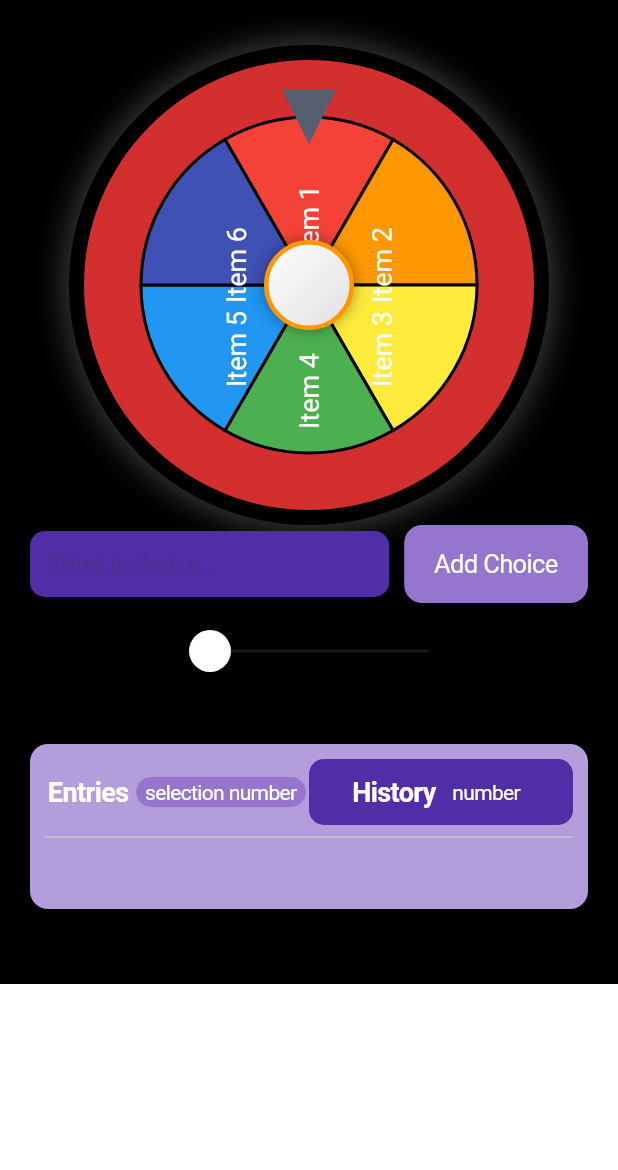
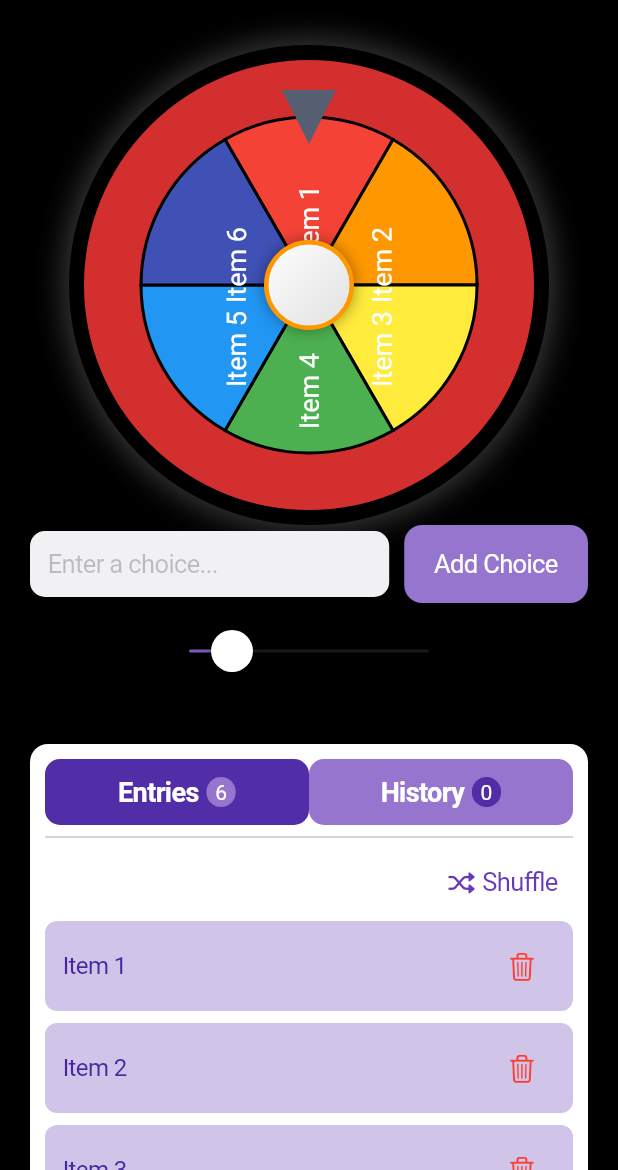
Before and after one commit to beyonce-ama/spinner, a Flutter app: the screen it shows after launch, on a phone screen of 412 x 824 dp, the part 66-1236 px from its top. Run offline on Flutter 3.47's test engine with Material 3 defaults, Android fonts, the phone set to English and light mode, and no system bars; drawn by our look-alikes of flutter_fortune_wheel.

Commit message:
added by Romel Gamboa

```diff
--- a/lib/spinner_screen.dart
+++ b/lib/spinner_screen.dart
@@ -98,6 +98,11 @@ class _SpinnerScreenState extends State<SpinnerScreen> {
     });
   }
 
+  void shuffleChoices() {
+    setState(() {
+      selections.shuffle();
+    });
+  }
 
  @override
 Widget build(BuildContext context) {
@@ -225,10 +230,11 @@ Widget build(BuildContext context) {
                 children: [
                   Expanded(
                     child: CupertinoTextField(
+                      controller: _inputController,
                       placeholder: "Enter a choice...",
                       padding: const EdgeInsets.all(12),
                       decoration: BoxDecoration(
-                        color: Colors.deepPurple.shade700,
+                        color:  const Color.fromARGB(255, 241, 240, 242),
                         borderRadius: BorderRadius.circular(10),
                       ),
                     ),
@@ -236,27 +242,31 @@ Widget build(BuildContext context) {
                   const SizedBox(width: 10),
                   CupertinoButton(
                 color: Colors.deepPurple.shade300,
-                onPressed: () {  },
+                onPressed: addChoice,
                 child: const Text("Add Choice", style: TextStyle(color: Colors.white)),
               ),
                 ],
               ),
               const SizedBox(height: 10),
               CupertinoSlider(
-                value: 1,
+                value: spinDuration.toDouble(),
                 min: 1,
                 max: 10,
                 divisions: 9,
                 activeColor: Colors.deepPurple.shade400,
-                onChanged: (double value) {  },
+                onChanged: (value) {
+                  setState(() {
+                    spinDuration = value.toInt();
+                  });
+                },
               ),
-              Text("Spin Duration: ", textAlign: TextAlign.center),
+              Text("Spin Duration: $spinDuration seconds", textAlign: TextAlign.center),
               const SizedBox(height: 10),
               Container(
                 margin: const EdgeInsets.symmetric(vertical: 10),
                 padding: const EdgeInsets.all(10),
                 decoration: BoxDecoration(
-                  color:  Colors.deepPurple.shade200,
+                  color: Colors.white,
                   borderRadius: BorderRadius.circular(12),
                   boxShadow: [
                     BoxShadow(
@@ -274,8 +284,9 @@ Widget build(BuildContext context) {
                         Expanded(
                           child: CupertinoButton(
                             padding: EdgeInsets.zero,
+                            onPressed: () => setState(() => showEntries = true),
+                                                color: showEntries ? Colors.deepPurple.shade700 : Colors.deepPurple.shade300,
                             borderRadius: BorderRadius.circular(10),
-                            onPressed: () {  },
                             child: Padding(
                               padding: const EdgeInsets.symmetric(vertical: 10),
                               child: Row(
@@ -286,20 +297,20 @@ Widget build(BuildContext context) {
                                     style: TextStyle(
                                       fontSize: 18,
                                       fontWeight: FontWeight.bold,
-                                      color: Colors.white,
+                                      color: showEntries ? Colors.white : Colors.white,
                                     ),
                                   ),
                                   const SizedBox(width: 5),
                                   Container(
                                     padding: const EdgeInsets.symmetric(horizontal: 6, vertical: 2),
                                     decoration: BoxDecoration(
-                                      color: Colors.deepPurple.shade300,
+                                      color: showEntries ? Colors.deepPurple.shade300 : Colors.deepPurple.shade700,
                                       borderRadius: BorderRadius.circular(12),
                                     ),
                                     child: Text(
-                                      "selection number",
+                                      "${selections.length}",
                                       style: TextStyle(
-                                        color:  Colors.white,
+                                        color: showEntries ? Colors.white : Colors.white,
                                         fontSize: 14,
                                       ),
                                     ),
@@ -312,9 +323,9 @@ Widget build(BuildContext context) {
                         Expanded(
                             child: CupertinoButton(
                               padding: EdgeInsets.zero,
-                              color: Colors.deepPurple.shade700,
+                              onPressed: () => setState(() => showEntries = false),
+                              color: !showEntries ? Colors.deepPurple.shade700 : Colors.deepPurple.shade300,
                               borderRadius: BorderRadius.circular(10),
-                              onPressed: () {  },
                               child: Padding(
                                 padding: const EdgeInsets.symmetric(vertical: 10),
                                 child: Row(
@@ -325,20 +336,20 @@ Widget build(BuildContext context) {
                                       style: TextStyle(
                                         fontSize: 18,
                                         fontWeight: FontWeight.bold,
-                                        color: Colors.white,
+                                        color: !showEntries ? Colors.white : Colors.white,
                                       ),
                                     ),
                                     const SizedBox(width: 5),
                                     Container(
                                       padding: const EdgeInsets.symmetric(horizontal: 6, vertical: 2),
                                       decoration: BoxDecoration(
-                                        color:  Colors.deepPurple.shade700,
+                                        color: showEntries ? Colors.deepPurple.shade700 : Colors.deepPurple.shade300,
                                         borderRadius: BorderRadius.circular(12),
                                       ),
                                       child: Text(
-                                        "number",
+                                        "${history.length}",
                                         style: TextStyle(
-                                          color: Colors.white ,
+                                          color: !showEntries ? Colors.white : Colors.white,
                                           fontSize: 14,
                                         ),
                                       ),
@@ -352,8 +363,56 @@ Widget build(BuildContext context) {
                       ],
                     ),
                     const Divider(),
+                      if (showEntries)...[
+                      Align(
+                        alignment: Alignment.centerRight,
+                        child: CupertinoButton(
+                          padding: const EdgeInsets.symmetric(horizontal: 10, vertical: 5),
+                          onPressed: shuffleChoices,
+                          child: Row(
+                            mainAxisSize: MainAxisSize.min,
+                            children: const [
+                              Icon(CupertinoIcons.shuffle, size: 18, color: Colors.deepPurple),
+                              SizedBox(width: 5),
+                              Text("Shuffle", style: TextStyle(color: Colors.deepPurple)),
+                            ],
+                          ),
+                        ),
+                      ),
+                      Column(
+                        children: selections.map((item) => Container(
+                          padding: const EdgeInsets.symmetric(vertical: 8, horizontal: 12),
+                          margin: const EdgeInsets.symmetric(vertical: 4),
+                          decoration: BoxDecoration(
+                            color:  Colors.deepPurple.shade100,
+                            borderRadius: BorderRadius.circular(8),
+                          ),
+                          child: Row(
+                            mainAxisAlignment: MainAxisAlignment.spaceBetween,
+                            children: [
+                              Text(item, style: TextStyle(fontSize: 16,
+                              color:  Colors.deepPurple.shade800,
 
-              const SizedBox(height: 30),
+                               )),
+                              CupertinoButton(
+                                padding: EdgeInsets.zero,
+                                onPressed: () => removeChoice(selections.indexOf(item)),
+                                child: const Icon(CupertinoIcons.trash, size: 20, color: CupertinoColors.systemRed),
+                              ),
+                            ],
+                          ),
+                        )).toList(),
+                      )
+                    ]
+                    else
+                      Column(
+                        children: history.map((item) => Padding(
+                          padding: const EdgeInsets.symmetric(vertical: 4),
+                          child: Text(item, style: TextStyle(fontSize: 16,
+                          color:  Colors.deepPurple.shade800,)
+                          ),
+                        )).toList(),
+                      ),
             ],
           ),
               ),
```
